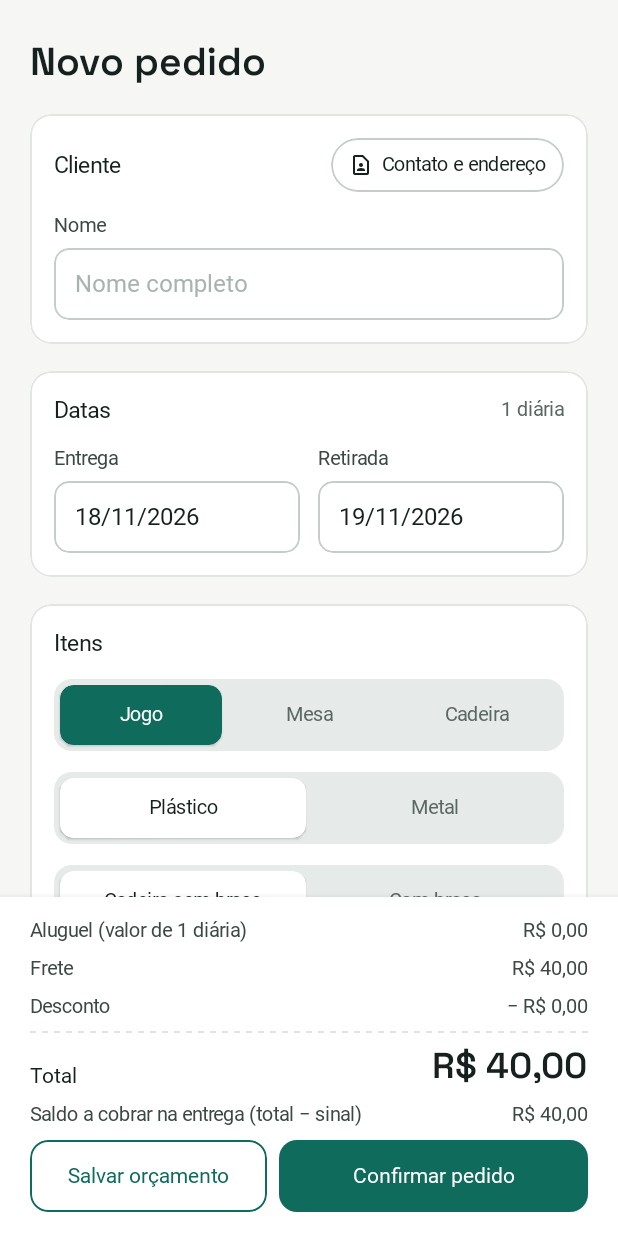
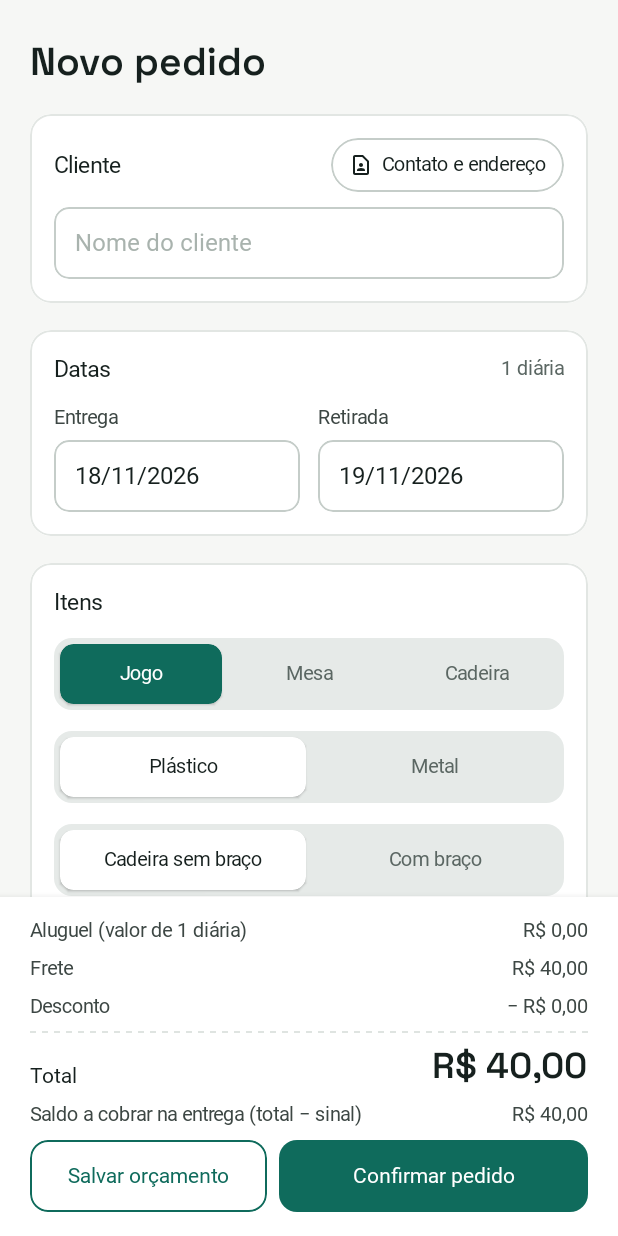
Before and after one commit to Murfera/Mesasapp, an Android app built with Jetpack Compose: the composable NovoTela shown on its own in the app's theme, on a phone screen of 412 x 824 dp. Run offline under Robolectric (Android 15) with nearby library versions, the phone set to English and light mode, and no system bars; Roboto replaces fonts that are not available here; 2 statements that could not run were skipped.

Commit message:
Novo pedido: campo do nome sem rotulo, mais perto do titulo Cliente
Co-Authored-By: Claude Opus 5.5 <noreply@anthropic.com>
Claude-Session: https://claude.ai/code/session_01F5GNWy3mZdJaJyAusQtVuJ

```diff
--- a/app/src/main/java/br/com/mesasapp/ui/telas/NovoTela.kt
+++ b/app/src/main/java/br/com/mesasapp/ui/telas/NovoTela.kt
@@ -123,12 +123,16 @@ fun NovoTela(vm: MesasViewModel) {
         ) {
             Titulo("Novo pedido")
 
-            Cartao {
+            Cartao(espaco = 10.dp) {
                 Row(verticalAlignment = Alignment.CenterVertically, horizontalArrangement = Arrangement.spacedBy(8.dp)) {
                     T("Cliente", 15.sp, 600, modifier = Modifier.weight(1f))
                     BotaoDadosCliente(f) { vm.dadosClienteAbertos = true }
                 }
-                Campo("Nome", f.cliente, { vm.mudarForm(f.copy(cliente = it)) }, placeholder = "Nome completo", tag = "campo_cliente")
+                // Sem o rotulo "Nome": o texto de exemplo dentro do campo ja diz o que vai ali.
+                CampoBase(
+                    f.cliente, { vm.mudarForm(f.copy(cliente = it)) },
+                    Modifier.fillMaxWidth().testTag("campo_cliente"), placeholder = "Nome do cliente"
+                )
             }
 
             Cartao {
```
